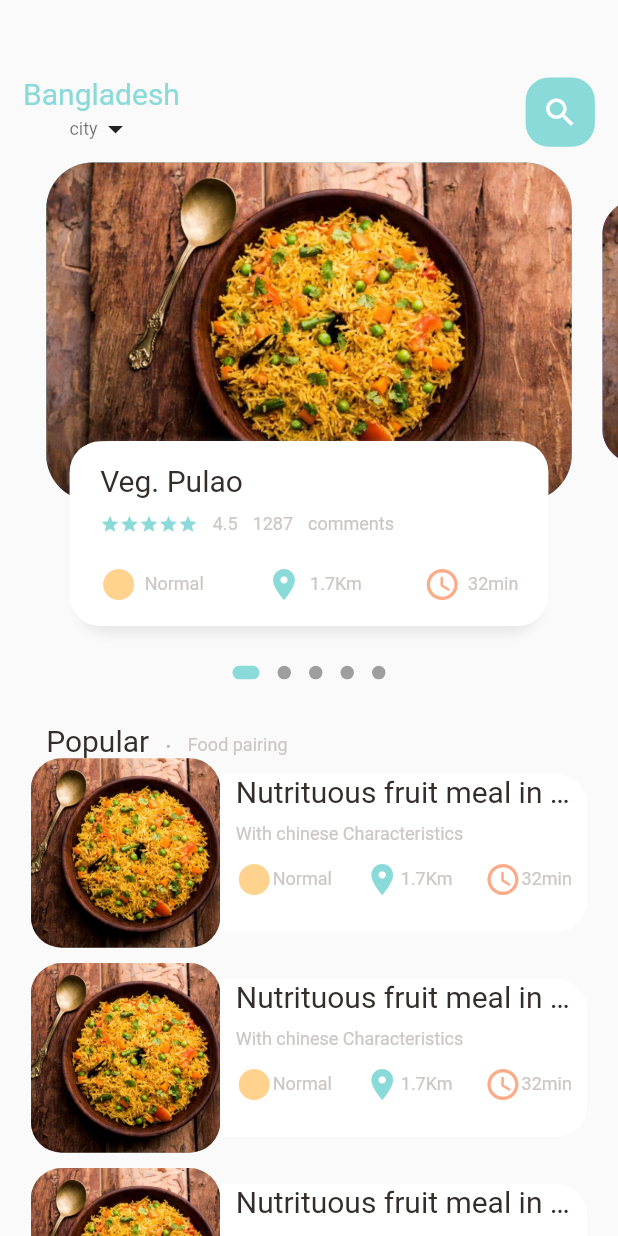
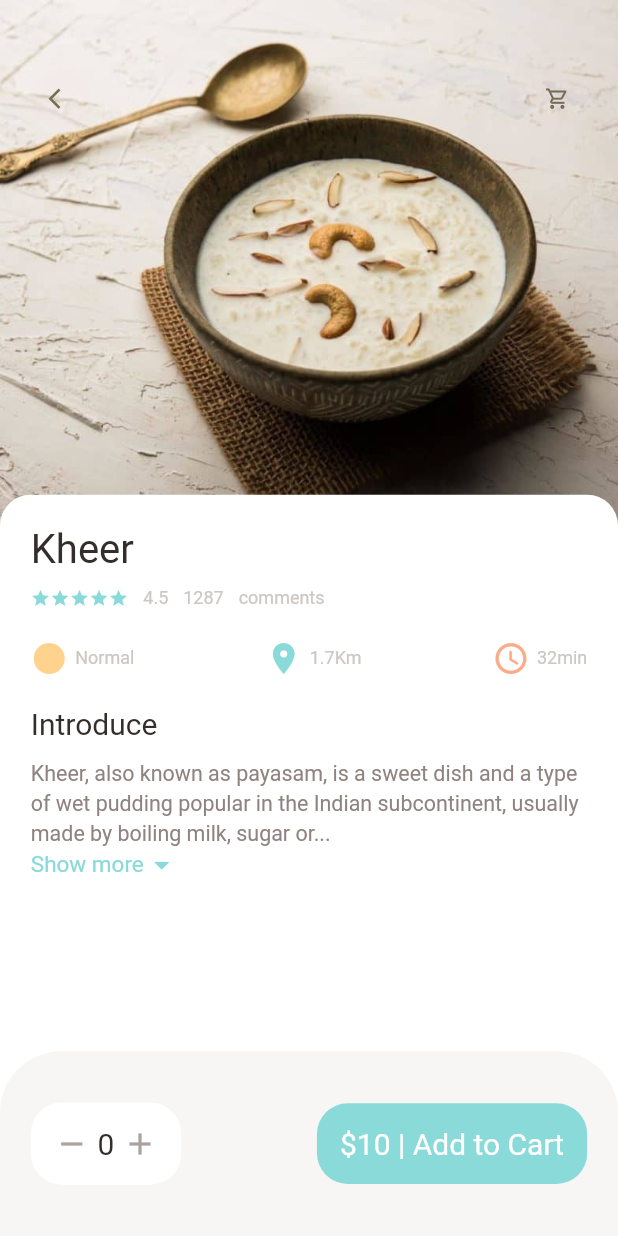
Before and after one commit to AdityaVerma32/E-Commerce-App, a Flutter app: the screen it shows after launch, on a phone screen of 412 x 824 dp. Run offline on Flutter 3.47's test engine with Material 2 defaults, Android fonts, the phone set to English and light mode, and no system bars; drawn by our look-alikes of dots_indicator; our stand-ins replace get; missing offline and left inert: dart:ffi.

Commit message:
Popular food Page Ready

```diff
--- /dev/null
+++ b/lib/Pages/food/popular_food_details.dart
@@ -0,0 +1,133 @@
+import 'package:ecart/utils/dimensions.dart';
+import 'package:ecart/widgets/app_column.dart';
+import 'package:ecart/widgets/app_icon.dart';
+import 'package:ecart/widgets/expandable_text_widget.dart';
+import 'package:flutter/material.dart';
+import 'package:flutter/src/widgets/container.dart';
+import 'package:flutter/src/widgets/framework.dart';
+
+import '../../utils/app_colors.dart';
+import '../../widgets/big_text.dart';
+import '../../widgets/icon_and_text_widget.dart';
+import '../../widgets/small_text.dart';
+
+class PopularFoodDetails extends StatelessWidget {
+  const PopularFoodDetails({super.key});
+
+  @override
+  Widget build(BuildContext context) {
+    return Scaffold(
+      backgroundColor: Colors.white,
+      body: Stack(
+        children: [
+          //backGround Image
+          Positioned(
+              left: 0,
+              right: 0,
+              child: Container(
+                  width: double.maxFinite,
+                  height: Dimensions.PopularFoodImgSize,
+                  decoration: BoxDecoration(
+                    image: DecorationImage(
+                        fit: BoxFit.cover,
+                        image: AssetImage("assets/Images/kheer.jpg")),
+                  ))),
+          //icon widget
+          Positioned(
+              top: Dimensions.height45,
+              left: Dimensions.width20,
+              right: Dimensions.width20,
+              child: Row(
+                mainAxisAlignment: MainAxisAlignment.spaceBetween,
+                children: [
+                  AppIcon(icon: Icons.arrow_back_ios),
+                  AppIcon(icon: Icons.shopping_cart_outlined)
+                ],
+              )),
+          //introduction of food
+          Positioned(
+              left: 0,
+              right: 0,
+              top: Dimensions.PopularFoodImgSize - 30,
+              bottom: 0,
+              child: Container(
+                  //color: Colors.red,
+                  padding: EdgeInsets.only(
+                      left: Dimensions.width20,
+                      right: Dimensions.width20,
+                      top: Dimensions.height20),
+                  decoration: BoxDecoration(
+                      borderRadius: BorderRadius.only(
+                        topLeft: Radius.circular(Dimensions.radius20),
+                        topRight: Radius.circular(Dimensions.radius20),
+                      ),
+                      color: Colors.white),
+                  child: Column(
+                    crossAxisAlignment: CrossAxisAlignment.start,
+                    children: [
+                      AppColumn(text: "Kheer"),
+                      SizedBox(
+                        height: Dimensions.height20,
+                      ),
+                      BigText(text: "Introduce"),
+                      SizedBox(height: Dimensions.height10),
+                      Expanded(
+                        child: SingleChildScrollView(
+                          child: ExpandableTextWidget(
+                              text:
+                                  "Kheer, also known as payasam, is a sweet dish and a type of wet pudding popular in the Indian subcontinent, usually made by boiling milk, sugar or jaggery, and rice, although rice may be substituted with one of the following: daals, bulgur wheat, millet, tapioca, vermicelli, or sweet corn. It is typically flavoured with desiccated coconut, cardamom, raisins, saffron, cashews, pistachios, almonds, or other dry fruits and nuts, and recently pseudograins are also gaining popularity. It is typically served as a dessert.[1][2]m"),
+                        ),
+                      )
+                    ],
+                  )))
+          //expandable text widget
+        ],
+      ),
+      bottomNavigationBar: Container(
+        height: Dimensions.bottomheight120,
+        padding: EdgeInsets.only(
+            top: Dimensions.height30,
+            bottom: Dimensions.height30,
+            left: Dimensions.width20,
+            right: Dimensions.width20),
+        decoration: BoxDecoration(
+            color: AppColors.buttonBackgroundColor,
+            borderRadius: BorderRadius.only(
+                topLeft: Radius.circular(Dimensions.radius20 * 2),
+                topRight: Radius.circular(Dimensions.radius20 * 2))),
+        child:
+            Row(mainAxisAlignment: MainAxisAlignment.spaceBetween, children: [
+          Container(
+            padding: EdgeInsets.only(
+                top: Dimensions.height15,
+                bottom: Dimensions.height15,
+                left: Dimensions.width15,
+                right: Dimensions.width15),
+            decoration: BoxDecoration(
+              borderRadius: BorderRadius.circular(Dimensions.radius20),
+              color: Colors.white,
+            ),
+            child: Row(children: [
+              Icon(Icons.remove, color: AppColors.signColor),
+              SizedBox(width: Dimensions.width10 / 2),
+              BigText(text: "0"),
+              SizedBox(width: Dimensions.width10 / 2),
+              Icon(Icons.add, color: AppColors.signColor)
+            ]),
+          ),
+          Container(
+            padding: EdgeInsets.only(
+                top: Dimensions.height15,
+                bottom: Dimensions.height15,
+                left: Dimensions.width15,
+                right: Dimensions.width15),
+            child: BigText(text: "\$10 | Add to Cart", color: Colors.white),
+            decoration: BoxDecoration(
+                borderRadius: BorderRadius.circular(Dimensions.radius20),
+                color: AppColors.mainColor),
+          ),
+        ]),
+      ),
+    );
+  }
+}
--- a/lib/home/food_page_body.dart
+++ b/lib/Pages/home/food_page_body.dart
@@ -1,6 +1,7 @@
 import 'package:dots_indicator/dots_indicator.dart';
 import 'package:ecart/utils/app_colors.dart';
 import 'package:ecart/utils/dimensions.dart';
+import 'package:ecart/widgets/app_column.dart';
 import 'package:ecart/widgets/big_text.dart';
 import 'package:ecart/widgets/icon_and_text_widget.dart';
 import 'package:ecart/widgets/small_text.dart';
@@ -237,71 +238,12 @@ class FoodPageBodyState extends State<FoodPageBody> {
                     BoxShadow(color: Colors.white, offset: Offset(5, 0))
                   ]),
               child: Container(
-                padding: EdgeInsets.only(
-                    left: Dimensions.height15, right: 15, top: 15),
+                  padding: EdgeInsets.only(
+                      left: Dimensions.height15, right: 15, top: 15),
 // Dish Name
-                child: Column(
-                    crossAxisAlignment: CrossAxisAlignment.start,
-                    children: [
-                      BigText(text: "Veg. Pulao"),
-                      SizedBox(height: Dimensions.height10),
-                      Row(
-                        children: [
-                          Wrap(
-                            children: List.generate(
-                                5,
-                                (index) => Icon(
-                                      Icons.star,
-                                      color: AppColors.mainColor,
-                                      size: 13,
-                                    )),
-                          ),
-                          SizedBox(
-                            width: 10,
-                          ),
-                          SmallText(
-                            text: "4.5",
-                            //size: 15,
-                          ),
-                          SizedBox(
-                            width: 10,
-                          ),
-                          SmallText(
-                            text: "1287",
-                            //size: 15,
-                          ),
-                          SizedBox(
-                            width: 10,
-                          ),
-                          SmallText(
-                            text: "comments",
-                            //size: 15,
-                          )
-                        ],
-                      ),
-                      SizedBox(
-                        height: Dimensions.height20,
-                      ),
-// Icons
-                      Row(
-                        mainAxisAlignment: MainAxisAlignment.spaceBetween,
-                        children: [
-                          IconAndTextWidget(
-                              icon: Icons.circle_sharp,
-                              text: "Normal",
-                              iconColor: AppColors.iconColor1),
-                          IconAndTextWidget(
-                              icon: Icons.location_on,
-                              text: "1.7Km",
-                              iconColor: AppColors.mainColor),
-                          IconAndTextWidget(
-                              icon: Icons.access_time_rounded,
-                              text: "32min",
-                              iconColor: AppColors.iconsColor2)
-                        ],
-                      )
-                    ]),
-              )),
+                  child: AppColumn(
+                    text: "Veg. Pulao",
+                  ))),
         ),
       ]),
     );
--- a/lib/home/main_food_page.dart
+++ b/lib/Pages/home/main_food_page.dart
@@ -1,6 +1,6 @@
 import 'dart:ffi';
 
-import 'package:ecart/home/food_page_body.dart';
+import 'package:ecart/Pages/home/food_page_body.dart';
 import 'package:ecart/utils/app_colors.dart';
 import 'package:ecart/utils/dimensions.dart';
 import 'package:ecart/widgets/big_text.dart';
--- a/lib/main.dart
+++ b/lib/main.dart
@@ -1,4 +1,5 @@
-import 'package:ecart/home/main_food_page.dart';
+import 'package:ecart/Pages/food/popular_food_details.dart';
+import 'package:ecart/Pages/home/main_food_page.dart';
 import 'package:flutter/material.dart';
 import 'package:get/get.dart';
 
@@ -18,7 +19,7 @@ class MyApp extends StatelessWidget {
       theme: ThemeData(
         primarySwatch: Colors.blue,
       ),
-      home: MainFoodPage(),
+      home: PopularFoodDetails(),
     );
   }
 }
--- a/lib/utils/dimensions.dart
+++ b/lib/utils/dimensions.dart
@@ -9,29 +9,42 @@ class Dimensions {
   static double pageTextContainer = screenHeight / 6.69; // 803/120
   static double pageView = screenHeight / 2.5; // 803/320
 
+//Bottom height
+
+  static double bottomheight120 = screenHeight / 6.69;
 //dynamic height
   static double height10 = screenHeight / 80.3; // 803/10
   static double height20 = screenHeight / 40.15; // 803/20
   static double height15 = screenHeight / 53.53; // 803/15
   static double height50 = screenHeight / 16.06;
+  static double height30 = screenHeight / 26.76;
   static double height45 = screenHeight / 17.84;
 //dynamic width
   static double width10 = screenHeight / 80.3; // 803/10
   static double width20 = screenHeight / 40.15; // 803/20
   static double width15 = screenHeight / 53.53; // 803/15
   static double width30 = screenHeight / 26.76;
+// font sizes
+  static double font20 = screenHeight / 40.15;
+  static double font26 = screenHeight / 30.88;
 
-  static double font20 = screenHeight / 40.15;
+//radius sizes
+
   static double radius20 = screenHeight / 40.15;
   static double radius30 = screenHeight / 26.76;
   static double radius15 = screenHeight / 53.53;
 
   //ICON size
 
+  static double iconsize14 = screenHeight / 57.57;
   static double iconsize24 =
       screenHeight / 33.45; // 803/24 24 is the default size of icon
+  static double iconsize16 = screenHeight / 50.18; // 803/16
 
   // List View size
   static double listViewTextContSize = screenWidth / 3.92; // 392/100
   static double listViewImgSize = screenWidth / 3.26; // 392/120
+
+  //popular Food
+  static double PopularFoodImgSize = screenHeight / 2.29; //803/350
 }
--- /dev/null
+++ b/lib/widgets/app_column.dart
@@ -0,0 +1,80 @@
+import 'package:ecart/widgets/small_text.dart';
+import 'package:flutter/material.dart';
+import 'package:flutter/src/widgets/container.dart';
+import 'package:flutter/src/widgets/framework.dart';
+
+import '../utils/app_colors.dart';
+import '../utils/dimensions.dart';
+import 'big_text.dart';
+import 'icon_and_text_widget.dart';
+
+class AppColumn extends StatelessWidget {
+  final String text;
+  const AppColumn({super.key, required this.text});
+
+  @override
+  Widget build(BuildContext context) {
+    return Column(crossAxisAlignment: CrossAxisAlignment.start, children: [
+      BigText(
+        text: text,
+        size: Dimensions.font26,
+      ),
+      SizedBox(height: Dimensions.height10),
+      Row(
+        children: [
+          Wrap(
+            children: List.generate(
+                5,
+                (index) => Icon(
+                      Icons.star,
+                      color: AppColors.mainColor,
+                      size: 13,
+                    )),
+          ),
+          SizedBox(
+            width: 10,
+          ),
+          SmallText(
+            text: "4.5",
+            //size: 15,
+          ),
+          SizedBox(
+            width: 10,
+          ),
+          SmallText(
+            text: "1287",
+            //size: 15,
+          ),
+          SizedBox(
+            width: 10,
+          ),
+          SmallText(
+            text: "comments",
+            //size: 15,
+          )
+        ],
+      ),
+      SizedBox(
+        height: Dimensions.height20,
+      ),
+// Icons
+      Row(
+        mainAxisAlignment: MainAxisAlignment.spaceBetween,
+        children: [
+          IconAndTextWidget(
+              icon: Icons.circle_sharp,
+              text: "Normal",
+              iconColor: AppColors.iconColor1),
+          IconAndTextWidget(
+              icon: Icons.location_on,
+              text: "1.7Km",
+              iconColor: AppColors.mainColor),
+          IconAndTextWidget(
+              icon: Icons.access_time_rounded,
+              text: "32min",
+              iconColor: AppColors.iconsColor2)
+        ],
+      )
+    ]);
+  }
+}
--- /dev/null
+++ b/lib/widgets/app_icon.dart
@@ -0,0 +1,31 @@
+import 'package:ecart/utils/dimensions.dart';
+import 'package:flutter/animation.dart';
+import 'package:flutter/cupertino.dart';
+import 'package:flutter/src/widgets/container.dart';
+import 'package:flutter/src/widgets/framework.dart';
+
+class AppIcon extends StatelessWidget {
+  final IconData icon;
+  final Color BackGroundcolor;
+  final Color iconColor;
+  final double size;
+
+  const AppIcon(
+      {super.key,
+      required this.icon,
+      this.BackGroundcolor = const Color(0xFFfc4e4),
+      this.iconColor = const Color(0xFF756d54),
+      this.size = 40});
+
+  @override
+  Widget build(BuildContext context) {
+    return Container(
+      width: size,
+      height: size,
+      decoration: BoxDecoration(
+          borderRadius: BorderRadius.circular(size / 2),
+          color: BackGroundcolor),
+      child: Icon(icon, color: iconColor, size: Dimensions.iconsize16),
+    );
+  }
+}
--- /dev/null
+++ b/lib/widgets/expandable_text_widget.dart
@@ -0,0 +1,77 @@
+import 'package:ecart/utils/app_colors.dart';
+import 'package:ecart/utils/dimensions.dart';
+import 'package:ecart/widgets/small_text.dart';
+import 'package:flutter/cupertino.dart';
+import 'package:flutter/material.dart';
+import 'package:flutter/src/widgets/container.dart';
+import 'package:flutter/src/widgets/framework.dart';
+
+class ExpandableTextWidget extends StatefulWidget {
+  final String text;
+
+  const ExpandableTextWidget({super.key, required this.text});
+
+  @override
+  State<ExpandableTextWidget> createState() => _ExpandableTextWidgetState();
+}
+
+class _ExpandableTextWidgetState extends State<ExpandableTextWidget> {
+  late String firstHalf;
+  late String secondHalf;
+
+  bool hiddenText = true;
+  bool iconChecker = true;
+
+  double textHeight = Dimensions.screenHeight / 5.63;
+  @override
+  void initState() {
+    super.initState();
+    if (widget.text.length > textHeight) {
+      firstHalf = widget.text.substring(0, textHeight.toInt());
+      secondHalf =
+          widget.text.substring(textHeight.toInt() + 1, widget.text.length);
+    } else {
+      firstHalf = widget.text;
+      secondHalf = "";
+    }
+  }
+
+  @override
+  Widget build(BuildContext context) {
+    return Container(
+      child: secondHalf.isEmpty
+          ? SmallText(text: firstHalf, color: AppColors.pargColor)
+          : Column(
+              children: [
+                SmallText(
+                  text: hiddenText
+                      ? (firstHalf + "...")
+                      : (firstHalf + secondHalf),
+                  size: Dimensions.iconsize14,
+                  color: AppColors.pargColor,
+                  height: 1.4,
+                ),
+                InkWell(
+                  onTap: () {
+                    setState(() {
+                      hiddenText = !hiddenText;
+                      iconChecker = !iconChecker;
+                    });
+                  },
+                  child: Row(children: [
+                    SmallText(
+                        text: iconChecker ? "Show more" : "Show Less",
+                        color: AppColors.mainColor,
+                        size: 15),
+                    Icon(
+                        iconChecker
+                            ? Icons.arrow_drop_down
+                            : Icons.arrow_drop_up,
+                        color: AppColors.mainColor)
+                  ]),
+                )
+              ],
+            ),
+    );
+  }
+}
```
